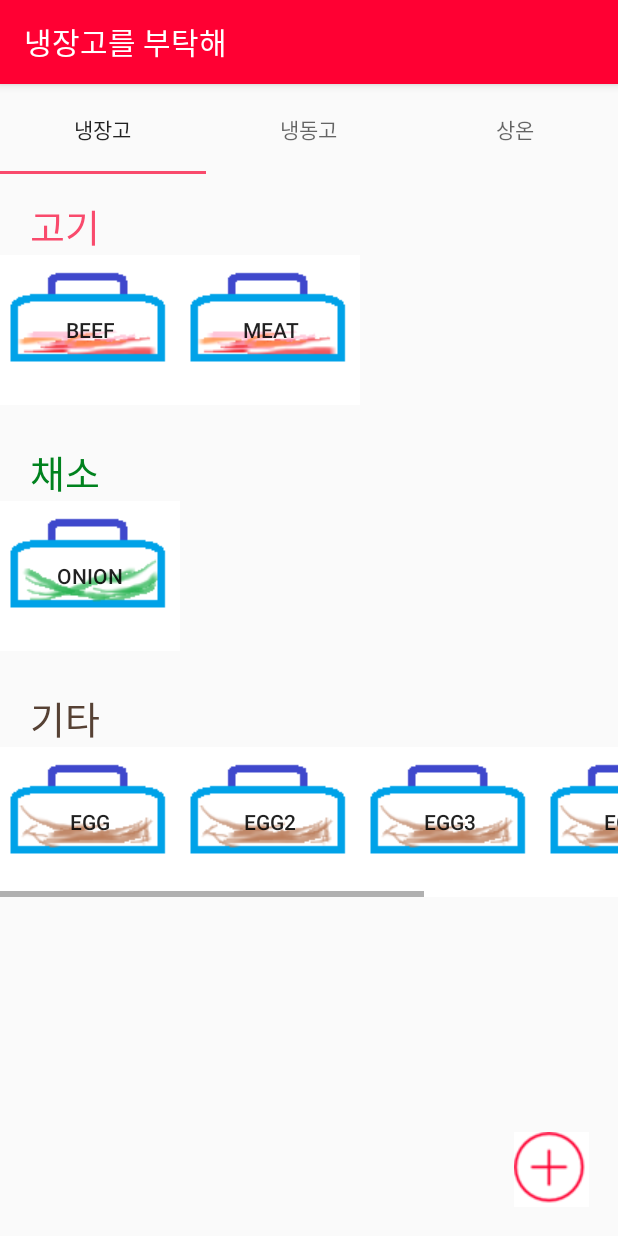
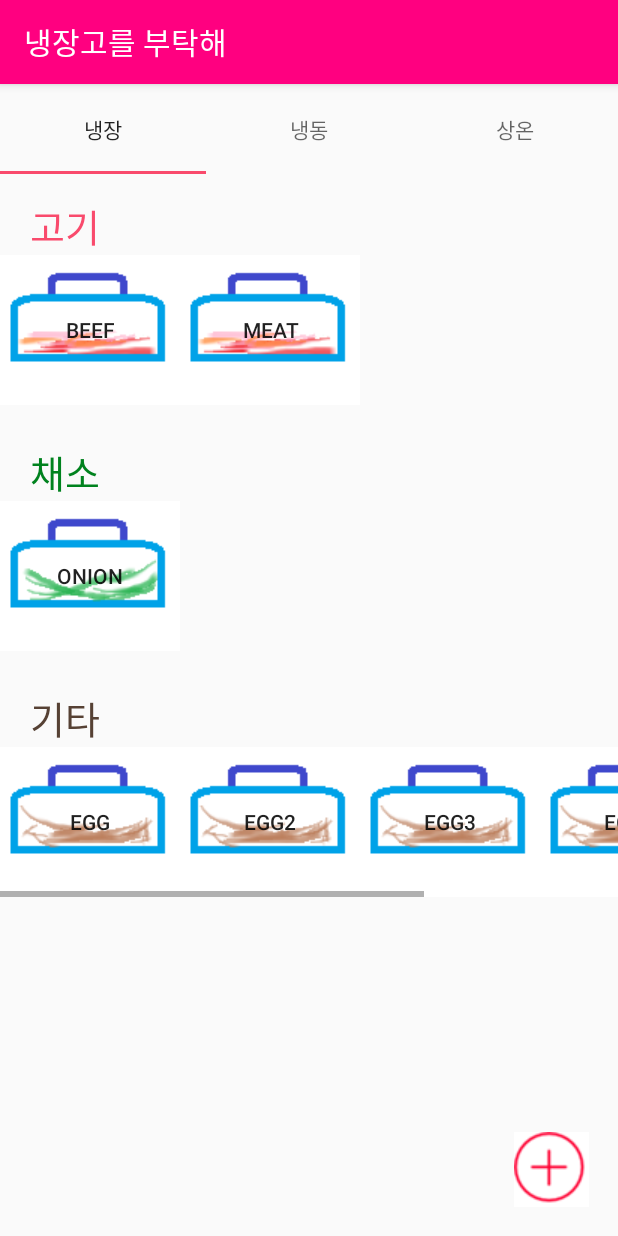
Before and after one commit to doodoo1213/Please_refrigerator, an Android app: the MainActivity screen opened directly, with no data from a screen before it, on a phone screen of 412 x 824 dp. Run offline under Robolectric (Android 15) with nearby library versions, the phone set to English and light mode, and no system bars; our stand-ins replace ButterKnife.

Commit message:
default +7day

```diff
--- a/app/src/main/AndroidManifest.xml
+++ b/app/src/main/AndroidManifest.xml
@@ -8,7 +8,8 @@
         android:label="@string/app_name"
         android:supportsRtl="true"
         android:theme="@style/AppTheme">
-        <activity android:name=".activity.OnActivity">
+        <activity android:name=".activity.OnActivity"
+            android:theme="@style/Theme.AppCompat.NoActionBar">
             <intent-filter>
                 <action android:name="android.intent.action.MAIN" />
                 <category android:name="android.intent.category.LAUNCHER" />
--- a/app/src/main/java/com/example/kimjuyoung/please_refrigerator/activity/MainActivity.java
+++ b/app/src/main/java/com/example/kimjuyoung/please_refrigerator/activity/MainActivity.java
@@ -7,7 +7,9 @@ import android.support.v4.app.FragmentStatePagerAdapter;
 import android.support.v4.view.ViewPager;
 import android.support.v7.app.AppCompatActivity;
 import android.os.Bundle;
+import android.view.LayoutInflater;
 import android.view.View;
+import android.widget.TextView;
 
 
 import com.example.kimjuyoung.please_refrigerator.R;
@@ -36,7 +38,7 @@ public class MainActivity extends AppCompatActivity
 
     private class pagerAdapter extends FragmentStatePagerAdapter
     {
-        private String[] tabTitles = new String[]{"냉장고", "냉동고", "상온"};
+        private String[] tabTitles = new String[]{"냉장", "냉동", "상온"};
 
         public pagerAdapter(android.support.v4.app.FragmentManager fm)
         {
--- a/app/src/main/res/layout/activity_main.xml
+++ b/app/src/main/res/layout/activity_main.xml
@@ -14,18 +14,15 @@
 
         <android.support.design.widget.TabItem
             android:layout_width="wrap_content"
-            android:layout_height="wrap_content"
-            android:text="@string/space1" />
+            android:layout_height="wrap_content" />
 
         <android.support.design.widget.TabItem
             android:layout_width="wrap_content"
-            android:layout_height="wrap_content"
-            android:text="@string/space2" />
+            android:layout_height="wrap_content"/>
 
         <android.support.design.widget.TabItem
             android:layout_width="wrap_content"
-            android:layout_height="wrap_content"
-            android:text="@string/space3" />
+            android:layout_height="wrap_content"/>
     </android.support.design.widget.TabLayout>
 
     <android.support.v4.view.ViewPager
--- a/app/src/main/res/values/colors.xml
+++ b/app/src/main/res/values/colors.xml
@@ -1,6 +1,6 @@
 <?xml version="1.0" encoding="utf-8"?>
 <resources>
-    <color name="colorPrimary">#FF0033</color>
+    <color name="colorPrimary">#FF0080</color>
     <color name="colorPrimaryDark">#2A2323</color>
     <color name="colorAccent">#F94A6C</color>
     <color name="meat">#F94A6C</color>
--- a/app/src/main/res/values/styles.xml
+++ b/app/src/main/res/values/styles.xml
@@ -6,6 +6,5 @@
         <item name="colorPrimary">@color/colorPrimary</item>
         <item name="colorPrimaryDark">@color/colorPrimaryDark</item>
         <item name="colorAccent">@color/colorAccent</item>
-
     </style>
 </resources>
```
Also changed, not shown: app/src/main/java/com/example/kimjuyoung/please_refrigerator/activity/InputData.java (+14 -28 lines), app/src/main/res/drawable/etc.png (added), app/src/main/res/drawable/frozen.png (added), app/src/main/res/drawable/refrigerated.png (added).
